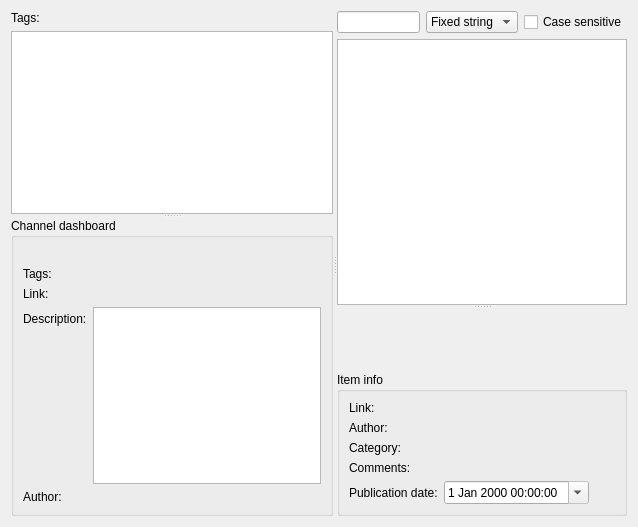
0xd34df00d/leechcraft, file src/plugins/aggregator/mainwidget.ui: the form before one commit.
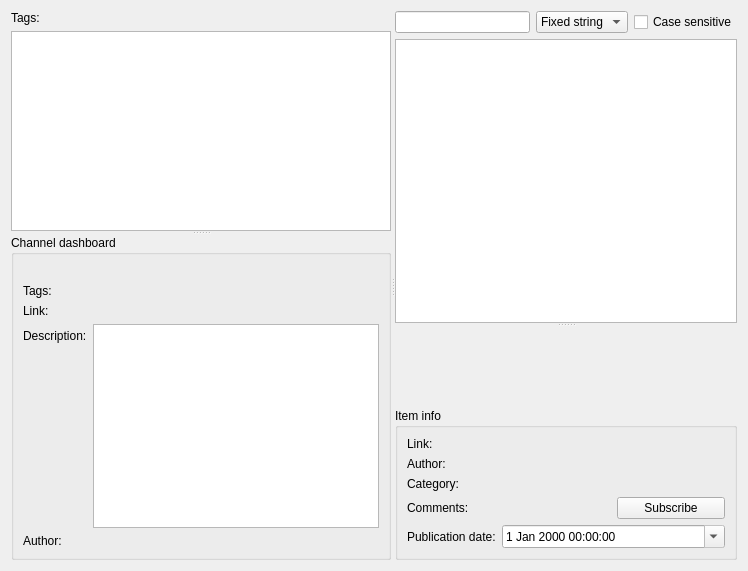
The form after the commit. Icons and pictures are not drawn. Custom widgets are drawn as their Qt base class.

Commit message: * Aggregator: Fixed not working subscribing to comments.

What changed in the file:
```diff
--- a/src/plugins/aggregator/mainwidget.ui
+++ b/src/plugins/aggregator/mainwidget.ui
@@ -5,8 +5,8 @@
    <rect>
     <x>0</x>
     <y>0</y>
-    <width>638</width>
-    <height>527</height>
+    <width>748</width>
+    <height>571</height>
    </rect>
   </property>
   <property name="windowTitle" >
@@ -204,9 +204,6 @@
               <string>Item info</string>
              </property>
              <layout class="QFormLayout" name="formLayout" >
-              <property name="fieldGrowthPolicy" >
-               <enum>QFormLayout::ExpandingFieldsGrow</enum>
-              </property>
               <item row="0" column="0" >
                <widget class="QLabel" name="ItemLinkLabel_" >
                 <property name="text" >
@@ -256,6 +253,30 @@
                 </property>
                </widget>
               </item>
+              <item row="3" column="1" >
+               <layout class="QHBoxLayout" name="horizontalLayout" >
+                <item>
+                 <widget class="QLabel" name="ItemComments_" >
+                  <property name="text" >
+                   <string/>
+                  </property>
+                  <property name="textFormat" >
+                   <enum>Qt::RichText</enum>
+                  </property>
+                  <property name="openExternalLinks" >
+                   <bool>true</bool>
+                  </property>
+                 </widget>
+                </item>
+                <item>
+                 <widget class="QPushButton" name="ItemCommentsSubscribe_" >
+                  <property name="text" >
+                   <string>Subscribe</string>
+                  </property>
+                 </widget>
+                </item>
+               </layout>
+              </item>
               <item row="4" column="0" >
                <widget class="QLabel" name="ItemPubDateLabel_" >
                 <property name="text" >
@@ -273,19 +294,6 @@
                 </property>
                </widget>
               </item>
-              <item row="3" column="1" >
-               <widget class="QLabel" name="ItemComments_" >
-                <property name="text" >
-                 <string/>
-                </property>
-                <property name="textFormat" >
-                 <enum>Qt::RichText</enum>
-                </property>
-                <property name="openExternalLinks" >
-                 <bool>true</bool>
-                </property>
-               </widget>
-              </item>
              </layout>
             </widget>
            </item>
```
The commit also changes 2 other files.
